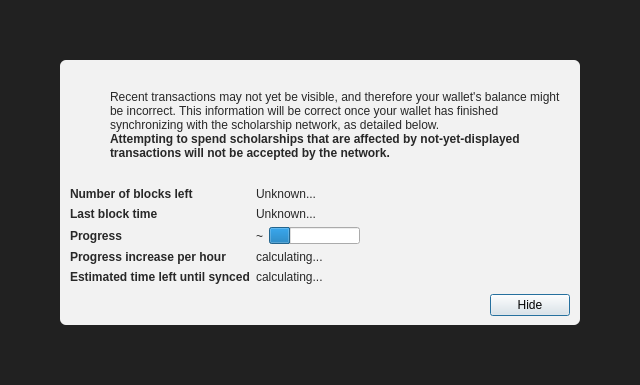
Above: src/qt/forms/modaloverlay.ui from scholarshipcoin/scholarshipcoin before the change. Below: the same form after it.
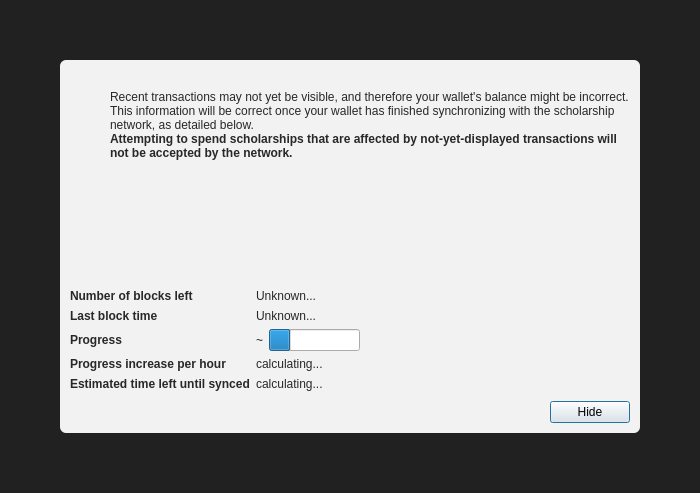
That is the form after the change. Icons and pictures are not drawn. Custom widgets are drawn as their Qt base class.

Diff of the .ui file:
```diff
--- a/src/qt/forms/modaloverlay.ui
+++ b/src/qt/forms/modaloverlay.ui
@@ -6,8 +6,8 @@
    <rect>
     <x>0</x>
     <y>0</y>
-    <width>640</width>
-    <height>385</height>
+    <width>700</width>
+    <height>493</height>
    </rect>
   </property>
   <property name="windowTitle">
@@ -48,12 +48,21 @@
        <number>60</number>
       </property>
       <item>
-       <widget class="QWidget" name="contentWidget" native="true">
+       <widget class="QLabel" name="contentWidget">
         <property name="styleSheet">
          <string notr="true">#contentWidget { background: rgba(255,255,255,240); border-radius: 6px; }
 
 QLabel { color: rgb(40,40,40);  }</string>
         </property>
+        <property name="pixmap">
+         <pixmap resource="../bitcoin.qrc">:/icons/modal_background</pixmap>
+        </property>
+        <property name="scaledContents">
+         <bool>true</bool>
+        </property>
+        <property name="wordWrap">
+         <bool>true</bool>
+        </property>
         <layout class="QVBoxLayout" name="verticalLayoutSub" stretch="1,0,0,0">
          <property name="spacing">
           <number>0</number>
```
Left out of the diff: 12 changed lines with no effect on the pictures.
